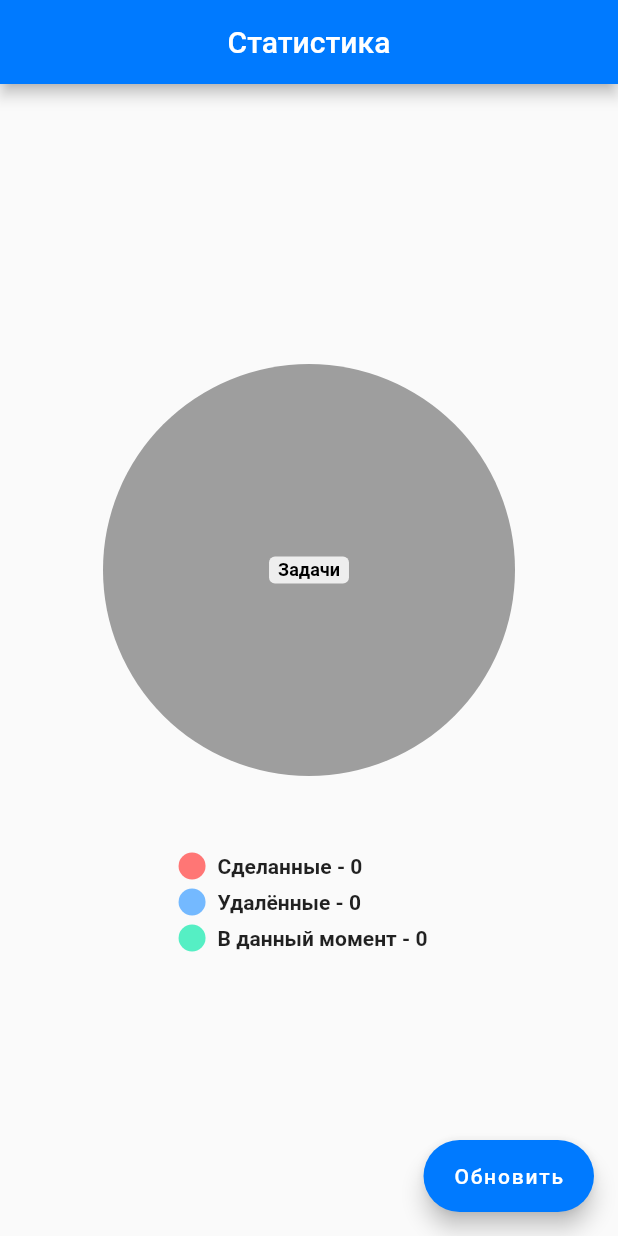
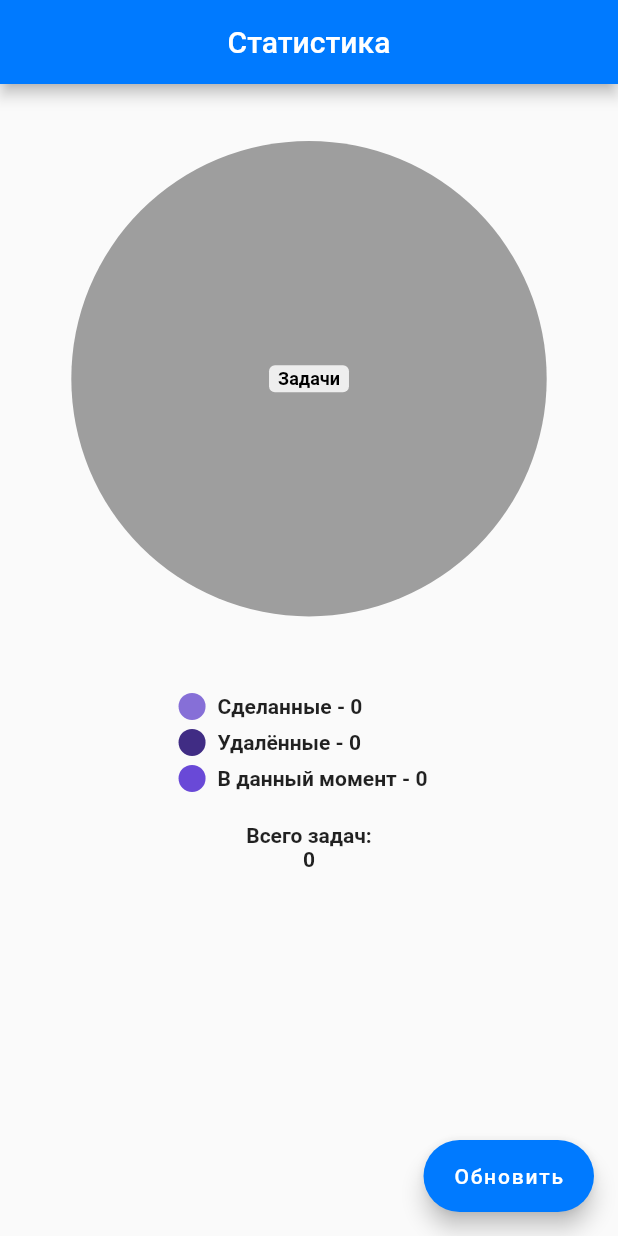
Before and after one commit to meg4cyberc4t/lister, a Flutter app: the StatsPage screen opened directly, on a phone screen of 412 x 824 dp. Run offline on Flutter 3.47's test engine with Material 2 defaults, Android fonts, the phone set to English and light mode, and no system bars; drawn by our look-alikes of pie_chart; our stand-ins replace flutter_slidable, hive, hive_flutter, persistent_bottom_nav_bar; accounts and stored records are empty.

Commit message:
Страница статистики: подпись внизу, вечером буду маяться с цветами

```diff
--- a/lib/statsPage.dart
+++ b/lib/statsPage.dart
@@ -32,8 +32,14 @@ class _StatsPageState extends State<StatsPage> {
           backgroundColor: activeColorPrimary,
           onPressed: () => setState(() {}),
           label: Text('Обновить')),
-      body: Center(
-        child: PieChart(
+      body: SingleChildScrollView(
+        child: Center(
+          child: Column(
+            mainAxisSize: MainAxisSize.min,
+            mainAxisAlignment: MainAxisAlignment.center,
+            children: [
+              SizedBox(height: 30),
+              PieChart(
                 dataMap: {
                   'Сделанные - ${ListerController.doneToDoCounter}':
                       ListerController.doneToDoCounter.toDouble(),
@@ -44,7 +50,9 @@ class _StatsPageState extends State<StatsPage> {
                 },
                 animationDuration: Duration(seconds: 1),
                 centerText: 'Задачи',
-          chartRadius: MediaQuery.of(context).size.width / 1.5,
+                chartRadius: (MediaQuery.of(context).size.width < 500)
+                    ? MediaQuery.of(context).size.width / 1.3
+                    : 500 / 1.3,
                 initialAngleInDegree: 0,
                 legendOptions: LegendOptions(
                   showLegendsInRow: false,
@@ -54,12 +62,37 @@ class _StatsPageState extends State<StatsPage> {
                     fontWeight: FontWeight.bold,
                   ),
                 ),
+                colorList: [
+                  colorDones,
+                  colorDeletes,
+                  colorMoments,
+                ],
                 chartValuesOptions: ChartValuesOptions(
                   showChartValueBackground: true,
                   showChartValues: true,
                   showChartValuesInPercentage: true,
                 ),
               ),
+              SizedBox(height: 10),
+              Text(
+                'Всего задач:',
+                style: TextStyle(
+                  fontWeight: FontWeight.bold,
+                ),
+              ),
+              Text(
+                (ListerController.doneToDoCounter +
+                        ListerController.deletedToDoCounter +
+                        ListerController.length)
+                    .toString(),
+                style: TextStyle(
+                  fontWeight: FontWeight.bold,
+                ),
+              ),
+              SizedBox(height: 30),
+            ],
+          ),
+        ),
       ),
     );
   }
--- a/lib/variables.dart
+++ b/lib/variables.dart
@@ -8,3 +8,11 @@ const FontSize2 = 20.0;
 
 const activeColorPrimary = CupertinoColors.activeBlue;
 const inactiveColorPrimary = CupertinoColors.systemGrey;
+
+// const colorDeletes = CupertinoColors.systemRed;
+// const colorMoments = CupertinoColors.systemGrey4;
+// const colorDones = CupertinoColors.activeGreen;
+
+const colorDeletes = Color(0xFF402C84);
+const colorMoments = Color(0xFF6949D7);
+const colorDones = Color(0xFF866FD7);
```
Also changed, not shown: 1 other file. Lines whose indentation alone changed are shown as unchanged.
